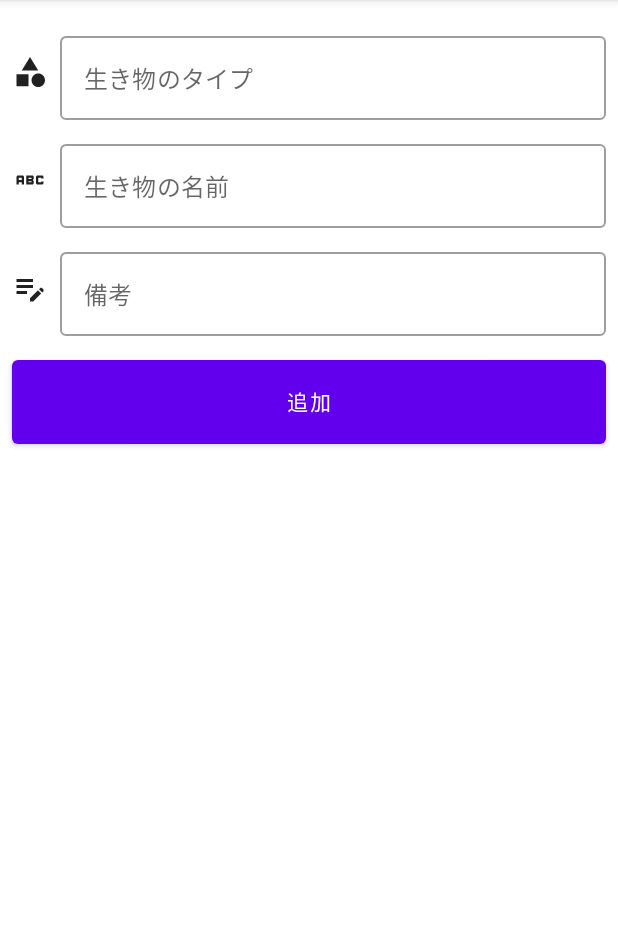
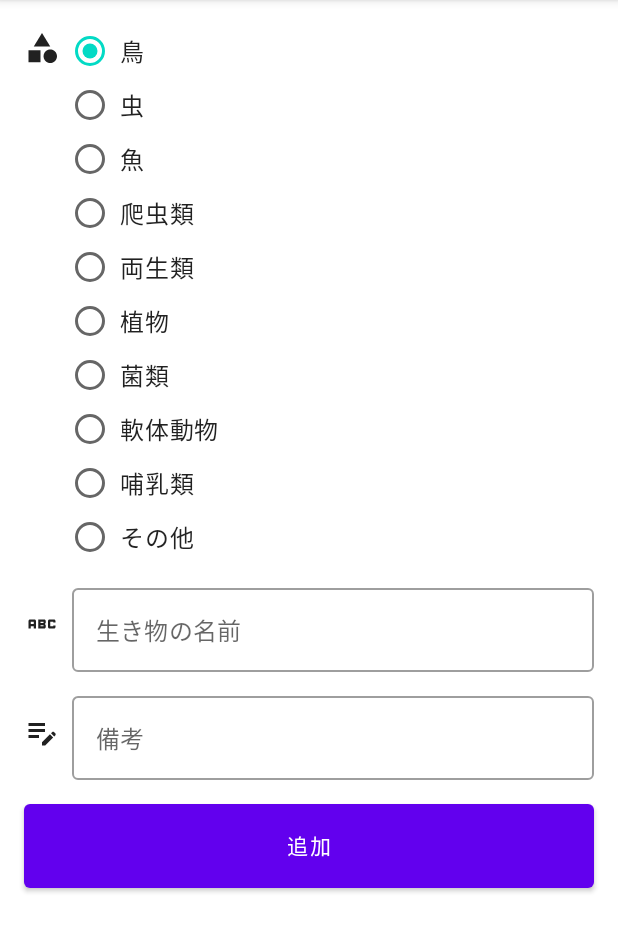
Before and after one commit to fftcysstkm/LivingThingsMap, an Android app built with Jetpack Compose: the AddCreatureScreen screen opened through its navigation route, on a phone screen of 412 x 824 dp, the part 84-1036 px from its top. Run offline under Robolectric (Android 15) with nearby library versions, the phone set to English and light mode, and no system bars; our stand-ins replace Dagger/Hilt's generated code, Room's generated code.

```diff
--- a/app/src/main/AndroidManifest.xml
+++ b/app/src/main/AndroidManifest.xml
@@ -6,10 +6,9 @@
     <uses-permission android:name="android.permission.ACCESS_FINE_LOCATION" />
 
 
-
     <application
         android:name=".application.LivingThingsMapApplication"
-        android:allowBackup="true"
+        android:allowBackup="false"
         android:icon="@mipmap/ic_launcher"
         android:label="@string/app_name"
         android:roundIcon="@mipmap/ic_launcher_round"
--- a/app/src/main/java/com/demo/android/mapapp/model/creature/CratureRoomDatabase.kt
+++ b/app/src/main/java/com/demo/android/mapapp/model/creature/CratureRoomDatabase.kt
@@ -8,7 +8,7 @@ import com.demo.android.mapapp.util.LocalDateTimeTypeConverter
 /**
  * 生き物Daoをインスタンス化するデータベースクラス
  */
-@Database(entities = [CreatureType::class, Creature::class], version = 1, exportSchema = false)
+@Database(entities = [Category::class, Creature::class], version = 1, exportSchema = false)
 @TypeConverters(LocalDateTimeTypeConverter::class)
 abstract class CreatureRoomDatabase : RoomDatabase() {
     /**
--- a/app/src/main/java/com/demo/android/mapapp/model/creature/CreatureDao.kt
+++ b/app/src/main/java/com/demo/android/mapapp/model/creature/CreatureDao.kt
@@ -17,9 +17,9 @@ interface CreatureDao {
      */
     @SuppressWarnings(RoomWarnings.CURSOR_MISMATCH)
     @Query(
-        "SELECT creatureId, typeId, creatureName " +
-                "FROM T_CREATURE " +
-                "ORDER BY typeId, creatureId"
+        "SELECT creatureId, categoryId, creatureName " +
+                "FROM CREATURE " +
+                "ORDER BY categoryId, creatureId"
     )
     fun getCreatures(): Flow<List<Creature>>
 
@@ -28,4 +28,10 @@ interface CreatureDao {
      */
     @Insert
     suspend fun addCreature(creature: Creature)
+
+    /**
+     * 生き物追加画面に表示する生き物カテゴリーを取得
+     */
+//    @Query()
+//    fun getCategories(): Flow<List<Category>>
 }
--- a/app/src/main/java/com/demo/android/mapapp/ui/add/AddCreatureScreen.kt
+++ b/app/src/main/java/com/demo/android/mapapp/ui/add/AddCreatureScreen.kt
@@ -1,22 +1,31 @@
 package com.demo.android.mapapp.ui.add
 
 import androidx.compose.foundation.layout.*
+import androidx.compose.foundation.selection.selectable
+import androidx.compose.foundation.selection.selectableGroup
 import androidx.compose.material.*
 import androidx.compose.material.icons.Icons
 import androidx.compose.material.icons.filled.ArrowBack
-import androidx.compose.runtime.*
-import androidx.compose.runtime.saveable.rememberSaveable
+import androidx.compose.runtime.Composable
+import androidx.compose.runtime.LaunchedEffect
+import androidx.compose.runtime.collectAsState
+import androidx.compose.runtime.getValue
 import androidx.compose.ui.Alignment
 import androidx.compose.ui.Modifier
 import androidx.compose.ui.res.painterResource
 import androidx.compose.ui.res.stringResource
+import androidx.compose.ui.semantics.Role
 import androidx.compose.ui.unit.dp
 import com.demo.android.mapapp.R
+import com.demo.android.mapapp.viewmodel.add.AddCreatureScreenState
 import com.demo.android.mapapp.viewmodel.add.AddCreatureViewModel
 
 /**
  * 生き物を追加する画面
  * 参考：https://blog.mokelab.com/71/compose_todo9.html
+ * @param viewModel
+ * @param onClickTopBarBack 前の画面に戻る処理
+ * @param modifier
  */
 @Composable
 fun AddCreatureScreen(
@@ -27,30 +36,22 @@ fun AddCreatureScreen(
 
     // scaffoldの状態
     val scaffoldState = rememberScaffoldState()
-
-    // エラーメッセージと保存完了フラグを監視
-    val errorMessage = viewModel.errorMessage.collectAsState()
-    val done = viewModel.done.collectAsState()
-
-    // 入力中の値を保持
-    // 生き物のタイプ、名前、備考
-    val inputTypeTxt = rememberSaveable { mutableStateOf("") }
-    val inputNameTxt = rememberSaveable { mutableStateOf("") }
-    val inputMemoTxt = rememberSaveable { mutableStateOf("") }
+    // 監視するUIの状態(変更があった場合、UIを再Compose)
+    val state by viewModel.state.collectAsState()
 
     // viewmodelのエラーメッセージを監視
     // メッセージがある場合はスナックバーで表示
-    if (errorMessage.value.isNotEmpty()) {
+    if (state.errorMessage.isNotEmpty()) {
         LaunchedEffect(scaffoldState.snackbarHostState) {
             scaffoldState.snackbarHostState.showSnackbar(
-                message = errorMessage.value
+                message = state.errorMessage
             )
-            // 画面回転など再Compose時に再度表示されるのを抑制
-            viewModel.errorMessage.value = ""
+            // 画面回転など再Compose時に再度表示されるのを抑制する
+            viewModel.resetErrorMessage()
         }
     }
     // 再コンポーズ時にもう一度保存されるのを防止
-    if (done.value) {
+    if (state.done) {
         viewModel.resetDoneValue()
         onClickTopBarBack()
     }
@@ -63,8 +64,19 @@ fun AddCreatureScreen(
             CreateTopBar(onClickTopBarBack)
         }) {
         // 入力欄
-        AddCreatureBody(inputTypeTxt, inputNameTxt, inputMemoTxt, modifier) {
-            viewModel.save(inputTypeTxt.value, inputNameTxt.value)
+        AddCreatureBody(
+            state,
+            onOptionSelected = { index, selected ->
+                viewModel.updateSelectedOption(
+                    index,
+                    selected
+                )
+            },
+            onInputNameChange = { name -> viewModel.updateCreatureName(name) },
+            onInputMemoChange = { memo -> viewModel.updateMemo(memo) },
+            modifier = modifier
+        ) {
+            viewModel.save(state.creatureName, state.selectedIndex, state.memo)
         }
     }
 }
@@ -96,41 +108,38 @@ fun CreateTopBar(onClickTopBarBack: () -> Unit) {
  */
 @Composable
 fun AddCreatureBody(
-    inputTypeTxt: MutableState<String>,
-    inputNameTxt: MutableState<String>,
-    inputMemoTxt: MutableState<String>,
+    state: AddCreatureScreenState,
+    onOptionSelected: (Int, String) -> Unit,
+    onInputNameChange: (String) -> Unit,
+    onInputMemoChange: (String) -> Unit,
     modifier: Modifier = Modifier,
     save: () -> Unit,
 ) {
-    Column(modifier = modifier.padding(8.dp)) {
-        // 生きものタイプ
-        RowItem(
-            iconId = R.drawable.ic_category_24,
-            contentDescription = "",
-            inputTxt = inputTypeTxt.value,
-            singleLine = true,
-            label = "生き物のタイプ",
-            onValueChange = { inputTypeTxt.value = it },
-            modifier = modifier
+    Column(modifier = modifier.padding(16.dp)) {
+        // 生き物カテゴリー
+        CategoryRadioButton(
+            radioOptions = state.categories,
+            selectedOption = state.selected,
+            onOptionSelected = onOptionSelected
         )
         // 生き物の名前
         RowItem(
             iconId = R.drawable.ic_abc_24,
             contentDescription = "",
-            inputTxt = inputNameTxt.value,
+            inputTxt = state.creatureName,
             singleLine = true,
             label = "生き物の名前",
-            onValueChange = { inputNameTxt.value = it },
+            onValueChange = onInputNameChange,
             modifier = modifier
         )
         // 備考
         RowItem(
             iconId = R.drawable.ic_edit_note_24,
             contentDescription = "",
-            inputTxt = inputMemoTxt.value,
+            inputTxt = state.memo,
             singleLine = false,
             label = "備考",
-            onValueChange = { inputMemoTxt.value = it },
+            onValueChange = onInputMemoChange,
             modifier = modifier
         )
         // 追加ボタン(押下時の処理は親で記述)
@@ -141,6 +150,59 @@ fun AddCreatureBody(
                 .fillMaxWidth(1f), onClick = save
         ) {
             Text("追加")
+        }
+    }
+}
+
+/**
+ * 生きものカテゴリーのラジオボタン
+ *
+ */
+@Composable
+fun CategoryRadioButton(
+    radioOptions: List<String>,
+    selectedOption: String,
+    onOptionSelected: (Int, String) -> Unit,
+    modifier: Modifier = Modifier
+) {
+    Row(verticalAlignment = Alignment.Top) {
+
+        // アイコン
+        Column(modifier = modifier.padding(top = 4.dp)) {
+            Icon(
+                painter = painterResource(id = R.drawable.ic_category_24),
+                contentDescription = ""
+            )
+        }
+
+        // ラジオボタン用意(選択肢の数だけ用意)
+        Column(modifier.selectableGroup()) {
+            radioOptions.forEachIndexed { index, text ->
+                Row(
+                    modifier
+                        .fillMaxWidth()
+                        .height(36.dp)
+                        .selectable(
+                            selected = (text == selectedOption),
+                            onClick = { onOptionSelected(index, text) },
+                            role = Role.RadioButton
+                        ),
+                    verticalAlignment = Alignment.CenterVertically
+                ) {
+                    // ラジオボタン
+                    RadioButton(
+                        selected = (text == selectedOption),
+                        onClick = null,
+                        modifier = modifier.padding(start = 8.dp)
+                    )
+                    // ラベル
+                    Text(
+                        text = text,
+                        style = MaterialTheme.typography.body1.merge(),
+                        modifier = modifier.padding(start = 8.dp)
+                    )
+                }
+            }
         }
     }
 }
@@ -174,11 +236,3 @@ fun RowItem(
         )
     }
 }
-
-//@Preview(showBackground = true)
-//@Composable
-//fun DefaultPreview() {
-//    LivingThingsMapTheme {
-//        AddCreatureScreen()
-//    }
-//}
--- a/app/src/main/java/com/demo/android/mapapp/ui/fragment/AddCreatureListFragment.kt
+++ b/app/src/main/java/com/demo/android/mapapp/ui/fragment/AddCreatureListFragment.kt
@@ -67,9 +67,9 @@ class AddCreatureListFragment : Fragment() {
      * 入力した生き物情報を保存
      */
     private fun save() {
-        val creatureType = binding.creatureTypeText.text.toString()
-        val creatureName = binding.creatureNameText.text.toString()
-        viewModel.save(creatureType, creatureName)
+//        val creatureType = binding.creatureTypeText.text.toString()
+//        val creatureName = binding.creatureNameText.text.toString()
+//        viewModel.save(creatureType, creatureName)
     }
 
     /**
--- a/app/src/main/java/com/demo/android/mapapp/viewmodel/add/AddCreatureViewModel.kt
+++ b/app/src/main/java/com/demo/android/mapapp/viewmodel/add/AddCreatureViewModel.kt
@@ -6,34 +6,58 @@ import com.demo.android.mapapp.model.creature.Creature
 import com.demo.android.mapapp.repository.creature.CreatureRepository
 import dagger.hilt.android.lifecycle.HiltViewModel
 import kotlinx.coroutines.flow.MutableStateFlow
+import kotlinx.coroutines.flow.asStateFlow
 import kotlinx.coroutines.launch
 import javax.inject.Inject
 
 /**
+ * 生き物追加画面の状態を表すクラス
+ */
+data class AddCreatureScreenState(
+    val categories: List<String> = listOf(
+        "鳥",
+        "虫",
+        "魚",
+        "爬虫類",
+        "両生類",
+        "植物",
+        "菌類",
+        "軟体動物",
+        "哺乳類",
+        "その他"
+    ),
+    val selected: String = categories[0],
+    val selectedIndex: Int = 0,
+    val creatureName: String = "",
+    val memo: String = "",
+    val errorMessage: String = "",
+    val done: Boolean = false
+)
+
+/**
  * 生き物追加に関するViewModel
- * 文字列リソースを使用するため、AndroidViewModelを継承
- * https://stackoverflow.com/questions/51451819/how-to-get-context-in-android-mvvm-viewmodel
- * https://stackoverflow.com/questions/63144315/how-to-inject-app-context-in-viewmodel-with-hilt
  */
 @HiltViewModel
 class AddCreatureViewModel @Inject constructor(
     private val repository: CreatureRepository
 ) : ViewModel() {
 
-    // エラーメッセージ
-    val errorMessage = MutableStateFlow("")
+    private val _state = MutableStateFlow(AddCreatureScreenState())
+    val state = _state.asStateFlow()
 
-    // 保存完了したか
-    val done = MutableStateFlow(false)
+    private fun currentState() = _state.value
+    private fun updateState(newState: () -> AddCreatureScreenState) {
+        _state.value = newState()
+    }
 
     /**
      * 生き物の情報を保存
      */
-    fun save(creatureType: String, creatureName: String) {
+    fun save(creatureName: String, categoryId: Int, memo: String) {
 
-        // 生き物タイプと生き物名が空だったらエラーメッセージを表示
-        if (creatureType.trim().isEmpty() || creatureName.trim().isEmpty()) {
-            errorMessage.value = "Please input text."
+        // 生き物名が空だったらエラーメッセージを表示
+        if (creatureName.trim().isEmpty()) {
+            updateState { currentState().copy(errorMessage = "Please input text.") }
             return
         }
 
@@ -42,24 +66,42 @@ class AddCreatureViewModel @Inject constructor(
             try {
                 repository.addCreature(
                     Creature(
-                        creatureId = null,
-                        typeId = 1,
+                        creatureId = 0,
+                        categoryId = categoryId.toLong(),
                         creatureName = creatureName,
-                        createdAt = null,
-                        updatedAt = null
+                        scientificName = null,
+                        memo = memo
                     )
                 )
                 // 保存完了
-                done.value = true
+                updateState { currentState().copy(done = true) }
+
             } catch (e: Exception) {
-                errorMessage.value = e.message ?: ""
+                // 保存失敗
+                updateState { currentState().copy(errorMessage = e.message ?: "") }
             }
         }
     }
 
+    fun updateCreatureName(name: String) {
+        updateState { currentState().copy(creatureName = name) }
+    }
+
+    fun updateMemo(memo: String) {
+        updateState { currentState().copy(memo = memo) }
+    }
+
+    fun updateSelectedOption(index: Int, selected: String) {
+        updateState { currentState().copy(selectedIndex = index, selected = selected) }
+    }
+
+    fun resetErrorMessage() {
+        updateState { currentState().copy(errorMessage = "") }
+    }
+
     fun resetDoneValue() {
-        if (done.value) {
-            done.value = false
+        if (currentState().done) {
+            updateState { currentState().copy(done = false) }
         }
     }
 }
--- a/app/src/main/java/com/demo/android/mapapp/viewmodel/map/MapViewModel.kt
+++ b/app/src/main/java/com/demo/android/mapapp/viewmodel/map/MapViewModel.kt
@@ -12,7 +12,6 @@ import javax.inject.Inject
  * https://proandroiddev.com/android-tutorial-on-location-update-with-livedata-774f8fcc9f15
  * https://johnoreilly.dev/posts/jetpack-compose-google-maps-part2/
  */
-
 @HiltViewModel
 class MapViewModel @Inject constructor(
     application: Application
--- a/build.gradle
+++ b/build.gradle
@@ -21,7 +21,7 @@ buildscript {
         androidx_activity_compose_version = "1.4.0"
         compose_version = "1.1.1"
         compose_nav_version = "2.5.0-beta01"
-        compose_maps_version = "1.0.0"
+        compose_maps_version = "2.1.1"
 
         // 権限関係ライブラリ
         accompanist_version = "0.24.7-alpha"
```
Also changed, not shown: app/src/main/java/com/demo/android/mapapp/model/creature/Category.kt (added, +16 -0 lines), app/src/main/java/com/demo/android/mapapp/model/creature/Creature.kt (+6 -7 lines), app/src/main/java/com/demo/android/mapapp/model/creature/CreatureType.kt (deleted, +0 -18 lines), app/src/main/java/com/demo/android/mapapp/ui/map/MapScreen.kt (+9 -9 lines), app/src/main/java/com/demo/android/mapapp/util/StringResource.kt (added, +33 -0 lines), app/src/main/res/values/strings.xml (+14 -0 lines), app/src/main/assets/database/creatures.db.
